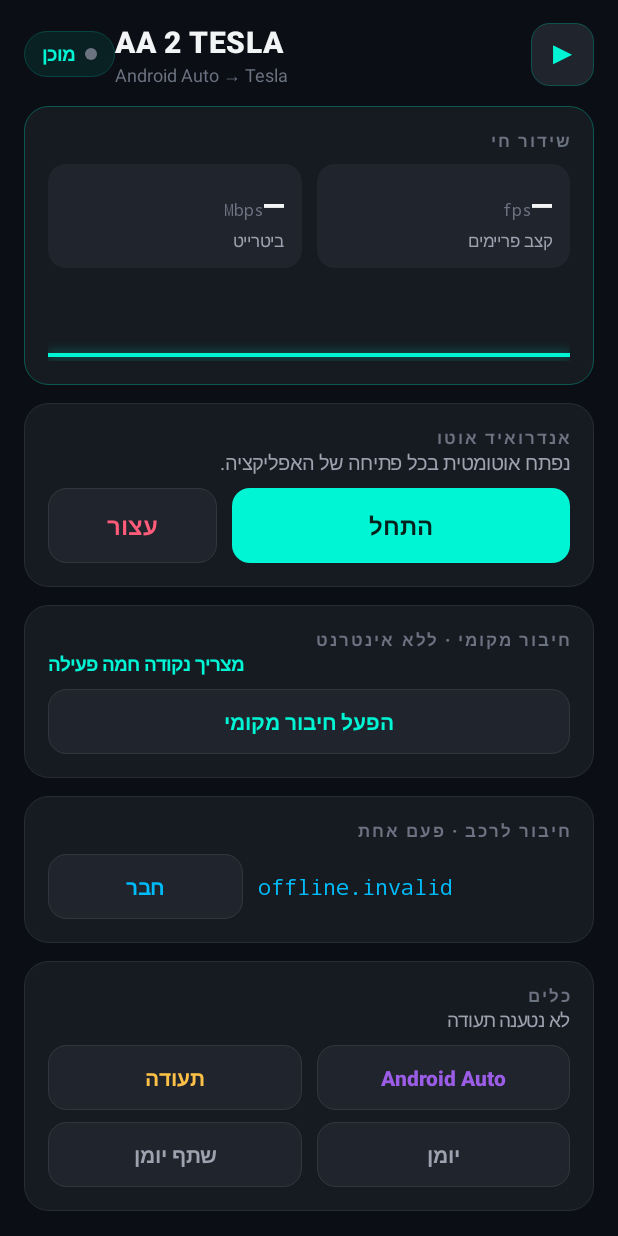
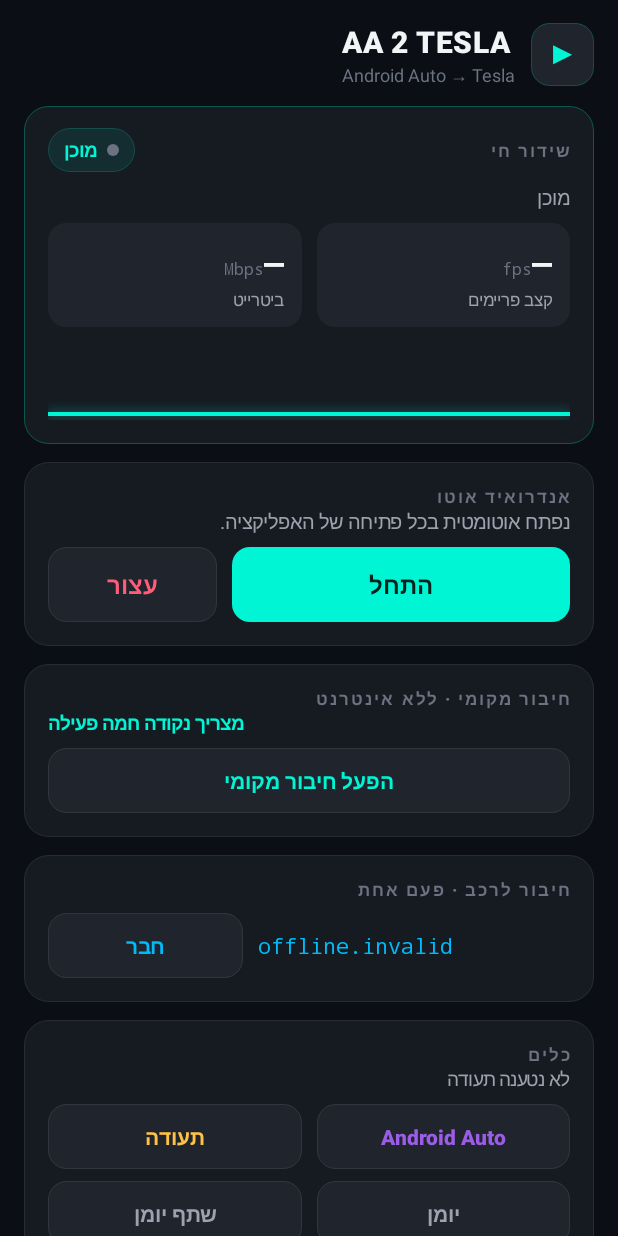
Before and after one commit to ab7646/tesla-waze, an Android app: the screen it shows after launch (MainActivity), on a phone screen of 412 x 824 dp. Run offline under Robolectric (Android 15) with nearby library versions, the phone set to English and light mode, and no system bars; network calls fail; pictures from the network do not load.

Commit message:
Fix the stretched header: compact brand, status moved to the telemetry card
A long status message ("Android Auto not listening…") was flowing into the
header's status pill and blowing up the top of the screen. Make the header
just the brand (logo + name), and move status into the telemetry card: a
short single-line chip plus a full wrapping status line. No weighted pill to
balloon.

Co-Authored-By: Claude Opus 4.8 <noreply@anthropic.com>

```diff
--- a/android/app/src/main/java/com/subzero/teslawaze/MainActivity.kt
+++ b/android/app/src/main/java/com/subzero/teslawaze/MainActivity.kt
@@ -19,6 +19,7 @@ import android.os.Looper
 import android.provider.Settings
 import android.text.InputFilter
 import android.text.InputType
+import android.text.TextUtils
 import android.view.Gravity
 import android.view.View
 import android.view.WindowInsets
@@ -38,6 +39,7 @@ import com.subzero.teslawaze.aa.HuCert
 class MainActivity : Activity() {
     private lateinit var status: TextView
     private lateinit var statusDot: View
+    private lateinit var statusLine: TextView
     private lateinit var certInfo: TextView
     private lateinit var log: TextView
     private lateinit var localInfo: TextView
@@ -51,7 +53,14 @@ class MainActivity : Activity() {
     private val tick = object : Runnable {
         override fun run() {
             val running = AaService.running
-            status.text = AppLog.status.ifEmpty { "מוכן" }
+            status.text = when {
+                !running -> "מוכן"
+                AaService.serverMissing -> "ממתין להפעלת שרת"
+                AaService.fps > 0 -> if (AaService.localActive) "משדר · מקומי" else "משדר"
+                AaService.localActive -> "מקומי פעיל"
+                else -> "ממתין לרכב"
+            }
+            statusLine.text = AppLog.status.ifEmpty { "מוכן" }
             (statusDot.background as GradientDrawable).setColor(if (running) MINT else DIM)
             fpsNum.text = if (running) AaService.fps.toString() else "—"
             kbpsNum.text = if (running && AaService.kbps > 0) "%.1f".format(AaService.kbps / 1000f) else "—"
@@ -172,11 +181,10 @@ class MainActivity : Activity() {
             setPadding(dp(16), dp(14), dp(16), dp(18))
         }
 
-        // ---- header: brand + live status pill ----
+        // ---- header: compact brand only (status lives in the telemetry card) ----
         val mark = label("▶", 20f, MINT, bold = true).apply {
             gravity = Gravity.CENTER
             background = rounded(FLOAT, 12, 1, 0x4000F5D4)
-            layoutParams = LinearLayout.LayoutParams(dp(42), dp(42))
             setPadding(0, 0, 0, dp(2))
         }
         val brand = LinearLayout(this).apply {
@@ -184,28 +192,37 @@ class MainActivity : Activity() {
             addView(label("AA 2 TESLA", 20f, INK, bold = true).apply { letterSpacing = 0.02f })
             addView(label("Android Auto → Tesla", 12f, DIM))
         }
+        root.addView(LinearLayout(this).apply {
+            orientation = LinearLayout.HORIZONTAL
+            gravity = Gravity.CENTER_VERTICAL
+            addView(mark, LinearLayout.LayoutParams(dp(42), dp(42)).apply { marginEnd = dp(11) })
+            addView(brand, LinearLayout.LayoutParams(LinearLayout.LayoutParams.WRAP_CONTENT, LinearLayout.LayoutParams.WRAP_CONTENT))
+        })
+
+        // ---- live telemetry ----
         statusDot = View(this).apply {
             background = GradientDrawable().apply { shape = GradientDrawable.OVAL; setColor(DIM) }
             layoutParams = LinearLayout.LayoutParams(dp(8), dp(8)).apply { marginEnd = dp(7) }
         }
-        status = label("מוכן", 12.5f, MINT, bold = true)
-        val pill = LinearLayout(this).apply {
+        status = label("מוכן", 12.5f, MINT, bold = true).apply {
+            maxLines = 1
+            ellipsize = TextUtils.TruncateAt.END
+        }
+        val statusChip = LinearLayout(this).apply {
             orientation = LinearLayout.HORIZONTAL
             gravity = Gravity.CENTER_VERTICAL
             background = rounded(0x1400F5D4, 50, 1, 0x3300F5D4)
-            setPadding(dp(12), dp(7), dp(12), dp(7))
+            setPadding(dp(11), dp(6), dp(11), dp(6))
             addView(statusDot)
             addView(status)
         }
-        root.addView(LinearLayout(this).apply {
+        val telemetryHead = LinearLayout(this).apply {
             orientation = LinearLayout.HORIZONTAL
             gravity = Gravity.CENTER_VERTICAL
-            addView(mark, LinearLayout.LayoutParams(dp(42), dp(42)).apply { marginEnd = dp(11) })
-            addView(brand, LinearLayout.LayoutParams(0, LinearLayout.LayoutParams.WRAP_CONTENT, 1f))
-            addView(pill)
-        })
-
-        // ---- live telemetry ----
+            addView(eyebrow("שידור חי"), LinearLayout.LayoutParams(0, LinearLayout.LayoutParams.WRAP_CONTENT, 1f))
+            addView(statusChip)
+        }
+        statusLine = label("", 13f, MUTED).apply { setPadding(0, dp(8), 0, 0) }
         fpsNum = TextView(this).apply { text = "—" }
         kbpsNum = TextView(this).apply { text = "—" }
         spark = SparklineView(this).apply {
@@ -213,7 +230,8 @@ class MainActivity : Activity() {
                 .apply { topMargin = dp(10) }
         }
         root.addView(card(true, listOf(
-            eyebrow("שידור חי"),
+            telemetryHead,
+            statusLine,
             row(
                 metric(fpsNum, "fps", "קצב פריימים") to 1f,
                 metric(kbpsNum, "Mbps", "ביטרייט") to 1f,
```
